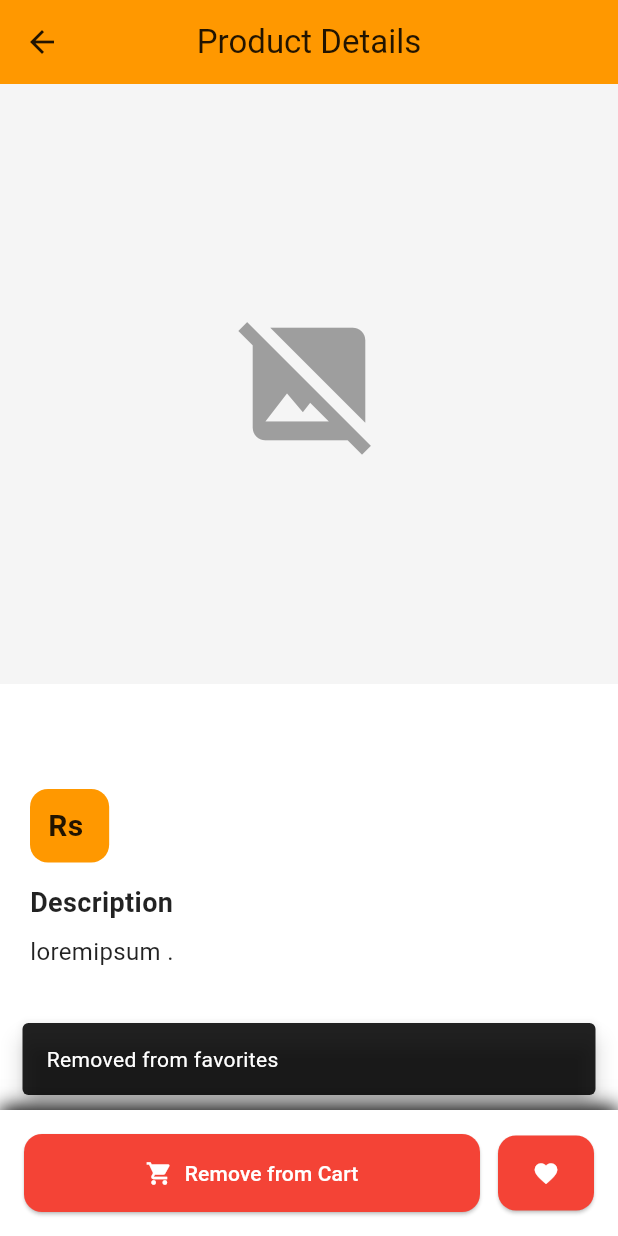
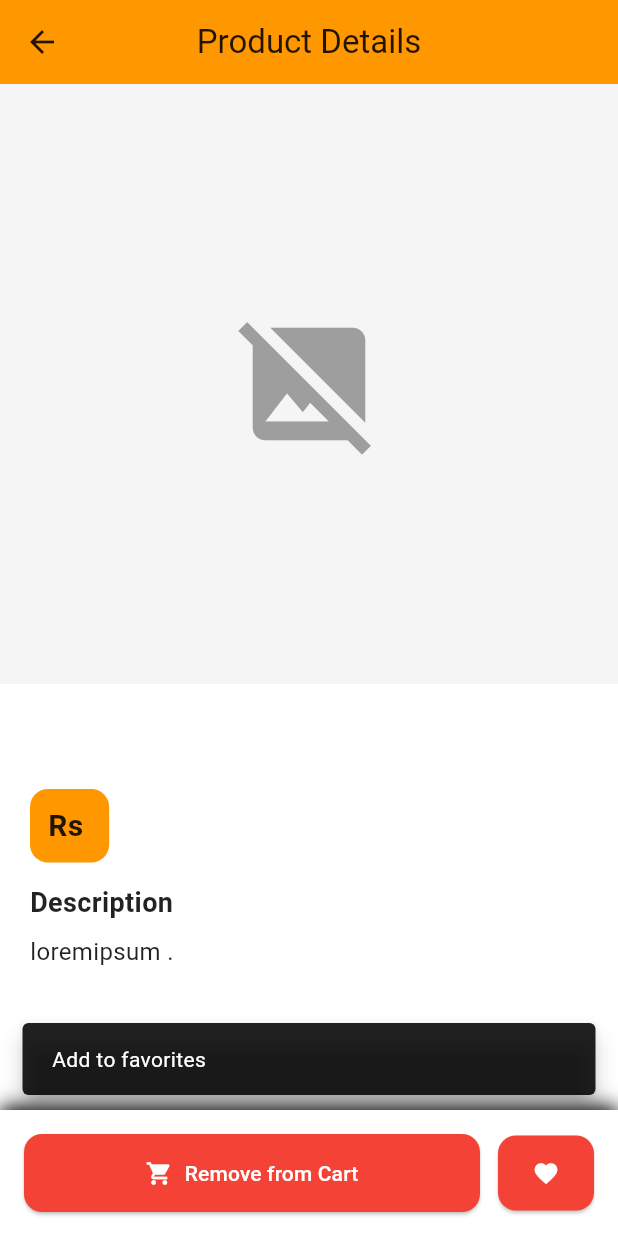
Before and after one commit to bhuwan214/demo_app_flutter, a Flutter app: the DetailsPage screen opened directly with empty values, after a tap on "Add to Cart", after a tap on the "favorite outline" icon, on a phone screen of 412 x 824 dp. Run offline on Flutter 3.47's test engine with Material 3 defaults, Android fonts, the phone set to English and light mode, and no system bars; our stand-ins replace image_picker; network calls fail.

```diff
--- a/lib/pages/detail_page.dart
+++ b/lib/pages/detail_page.dart
@@ -20,7 +20,7 @@ class DetailsPage extends StatefulWidget {
 }
 
 class _DetailsPageState extends State<DetailsPage> {
-  bool isFavorite = false;
+  bool isFavorite = true;
   bool isInCart = false;
   late final FavoriteItem favoriteItem;
   late final CartItem cartItem;
@@ -197,10 +197,15 @@ class _DetailsPageState extends State<DetailsPage> {
                       SnackBar(
                         content: Text(
                           isInCart
-                            ? '${widget.name} removed from cart'
-                            : '${widget.name} added to cart'
+                            ? '${widget.name}  added to cart'
+                            : '${widget.name} removed from cart '
                         ),
                         behavior: SnackBarBehavior.floating,
+                          duration: const Duration(milliseconds: 2500),
+                      animation: CurvedAnimation(
+                        parent: const AlwaysStoppedAnimation(100),
+                        curve: Curves.easeIn,
+                      ),
                       ),
                     );
                   },
@@ -224,8 +229,13 @@ class _DetailsPageState extends State<DetailsPage> {
                     SnackBar(
                       content: Text(
                         isFavorite
-                          ? 'Removed from favorites'
-                          : 'Added to favorites'
+                          ? ' Add to favorites'
+                          : 'Removed from favorites'
+                      ),
+                      duration: const Duration(milliseconds: 2500),
+                      animation: CurvedAnimation(
+                        parent: const AlwaysStoppedAnimation(3.0),
+                        curve: Curves.easeInOut,
                       ),
                       behavior: SnackBarBehavior.floating,
                     ),
```
